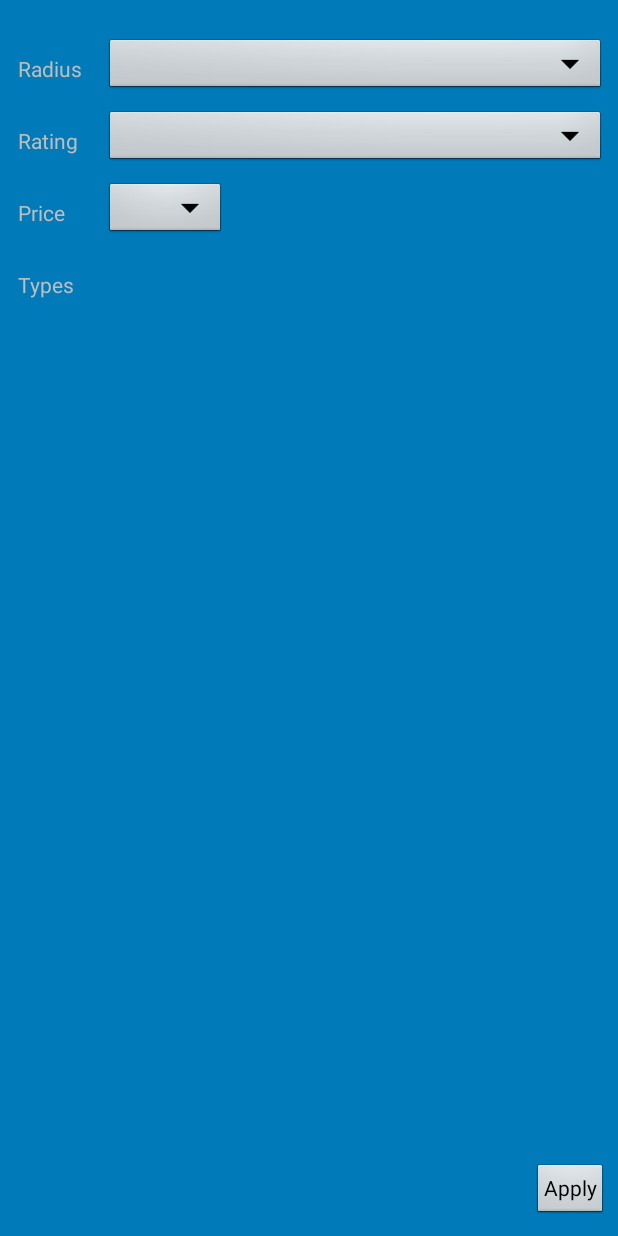
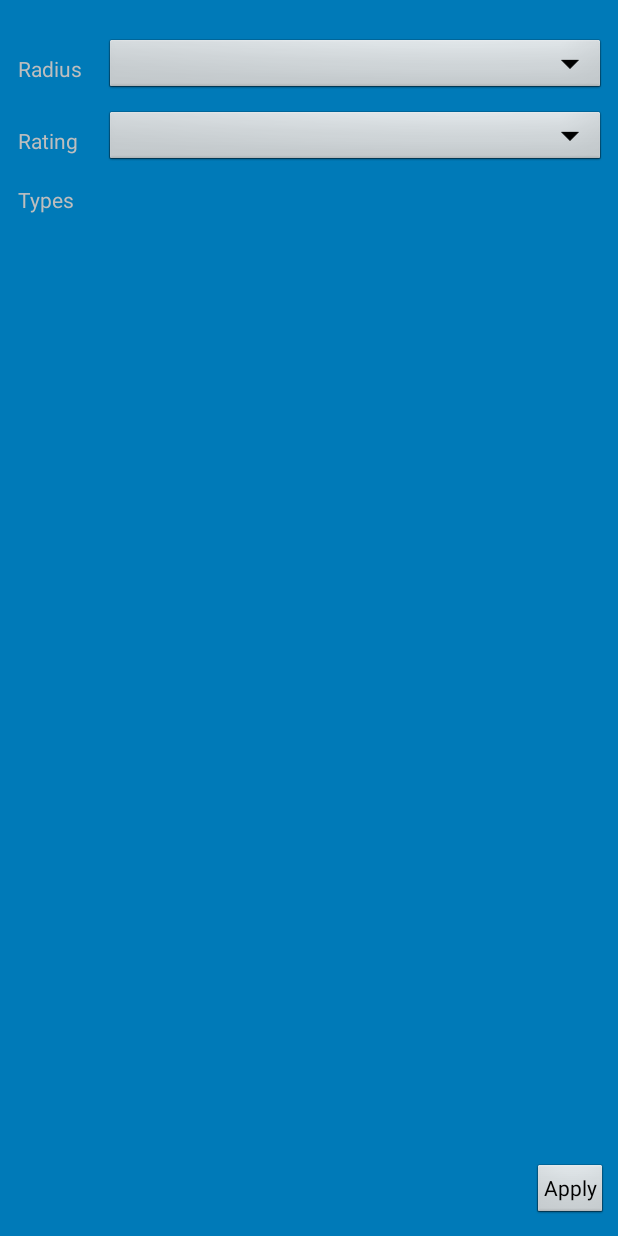
Before and after one commit to dlt009/H2Go, an Android app: the layout filter_layout.xml on its own in the app's theme, with its tools: preview values and no code run, on a phone screen of 412 x 824 dp. Run offline under Robolectric (Android 15) with nearby library versions, the phone set to English and light mode, and no system bars; network calls fail.

```diff
--- a/app/src/main/res/layout/filter_layout.xml
+++ b/app/src/main/res/layout/filter_layout.xml
@@ -45,31 +45,11 @@
         android:layout_marginTop="12dp"
         android:text="Rating" />
 
-    <Spinner
-        android:id="@+id/filter_list_price"
-        android:layout_width="wrap_content"
-        android:layout_height="40dp"
-        android:layout_below="@id/spinner2"
-        android:layout_marginEnd="8dp"
-        android:layout_marginStart="70dp"
-        android:layout_marginTop="8dp"></Spinner>
-
-    <TextView
-        android:id="@+id/filter_text_place"
-        android:layout_width="wrap_content"
-        android:layout_height="wrap_content"
-        android:layout_alignTop="@id/filter_list_price"
-        android:layout_below="@id/spinner2"
-        android:layout_gravity="center"
-        android:layout_marginStart="12dp"
-        android:layout_marginTop="12dp"
-        android:text="Price" />
-
     <TextView
         android:id="@+id/filter_text_extra"
         android:layout_width="wrap_content"
         android:layout_height="wrap_content"
-        android:layout_below="@+id/filter_list_price"
+        android:layout_below="@+id/filter_text_rating"
         android:layout_gravity="center"
         android:layout_marginEnd="8dp"
         android:layout_marginStart="12dp"
@@ -81,7 +61,7 @@
         android:layout_width="wrap_content"
         android:layout_height="wrap_content"
         android:layout_above="@+id/button_apply"
-        android:layout_below="@id/filter_list_price"
+        android:layout_below="@id/spinner2"
         android:layout_marginStart="62dp"
         android:layout_marginTop="6dp"
         android:layout_weight="0.50"
```
Also changed, not shown: app/src/main/AndroidManifest.xml (+1 -7 lines), app/src/main/java/com/example/h2go/h2go/FilterActivity.java (+5 -30 lines), app/src/main/java/com/example/h2go/h2go/MainActivity.java (+18 -3 lines), gradle/wrapper/gradle-wrapper.properties.
